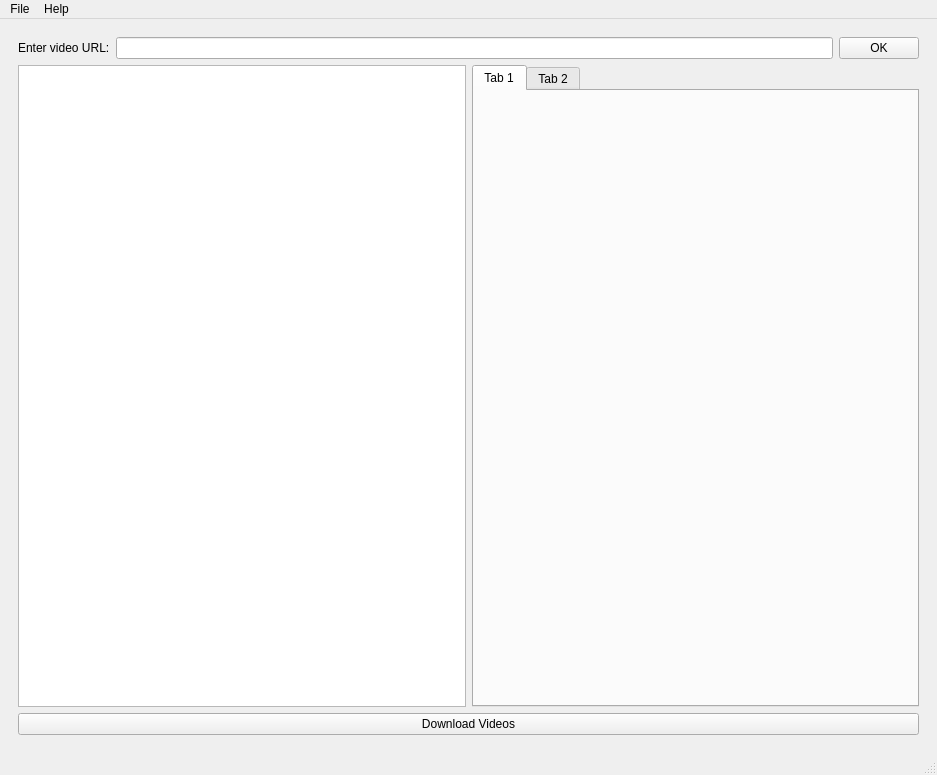
Before: the Qt Designer form UI_Files/main_window.ui in lzambella/Qyoutube-dl, drawn with Qt 5.
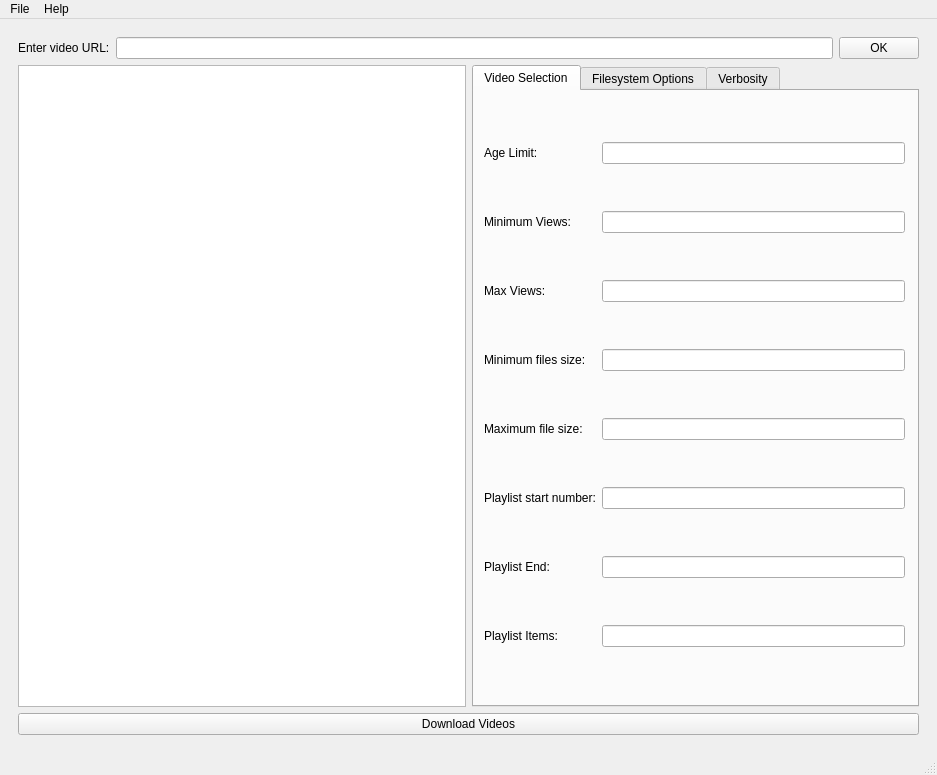
After: the same form once the commit is applied. The open tabs and pages were chosen to show the change.

Commit message: combine main_window and settings

```diff
--- a/UI_Files/main_window.ui
+++ b/UI_Files/main_window.ui
@@ -109,15 +109,115 @@
            </property>
            <widget class="QWidget" name="tab">
             <attribute name="title">
-             <string>Tab 1</string>
+             <string>Video Selection</string>
             </attribute>
+            <widget class="QWidget" name="gridLayoutWidget">
+             <property name="geometry">
+              <rect>
+               <x>10</x>
+               <y>10</y>
+               <width>421</width>
+               <height>591</height>
+              </rect>
+             </property>
+             <layout class="QGridLayout" name="gridLayout">
+              <item row="3" column="1">
+               <widget class="QLabel" name="label_5">
+                <property name="text">
+                 <string>Minimum files size:</string>
+                </property>
+               </widget>
+              </item>
+              <item row="0" column="3">
+               <widget class="QLineEdit" name="age_limit"/>
+              </item>
+              <item row="1" column="3">
+               <widget class="QLineEdit" name="min_views"/>
+              </item>
+              <item row="1" column="1">
+               <widget class="QLabel" name="label_3">
+                <property name="text">
+                 <string>Minimum Views:</string>
+                </property>
+               </widget>
+              </item>
+              <item row="0" column="1">
+               <widget class="QLabel" name="label_2">
+                <property name="text">
+                 <string>Age Limit:</string>
+                </property>
+               </widget>
+              </item>
+              <item row="2" column="1">
+               <widget class="QLabel" name="label_4">
+                <property name="text">
+                 <string>Max Views:</string>
+                </property>
+               </widget>
+              </item>
+              <item row="4" column="3">
+               <widget class="QLineEdit" name="max_file_size"/>
+              </item>
+              <item row="2" column="3">
+               <widget class="QLineEdit" name="max_views"/>
+              </item>
+              <item row="3" column="3">
+               <widget class="QLineEdit" name="mine_file_size"/>
+              </item>
+              <item row="4" column="1">
+               <widget class="QLabel" name="label_6">
+                <property name="text">
+                 <string>Maximum file size:</string>
+                </property>
+               </widget>
+              </item>
+              <item row="5" column="3">
+               <widget class="QLineEdit" name="playlist_start"/>
+              </item>
+              <item row="5" column="1">
+               <widget class="QLabel" name="label_7">
+                <property name="text">
+                 <string>Playlist start number:</string>
+                </property>
+               </widget>
+              </item>
+              <item row="6" column="1">
+               <widget class="QLabel" name="label_8">
+                <property name="text">
+                 <string>Playlist End:</string>
+                </property>
+               </widget>
+              </item>
+              <item row="6" column="3">
+               <widget class="QLineEdit" name="playlist_end"/>
+              </item>
+              <item row="7" column="1">
+               <widget class="QLabel" name="label_9">
+                <property name="statusTip">
+                 <string extracomment="Use this to only download certain playlist items, separate using a comma. This can also do ranges (eg. 1-10)"/>
+                </property>
+                <property name="text">
+                 <string>Playlist Items:</string>
+                </property>
+               </widget>
+              </item>
+              <item row="7" column="3">
+               <widget class="QLineEdit" name="playlist_list"/>
+              </item>
+             </layout>
+            </widget>
            </widget>
            <widget class="QWidget" name="tab_2">
             <attribute name="title">
-             <string>Tab 2</string>
+             <string>Filesystem Options</string>
             </attribute>
             <zorder></zorder>
            </widget>
+           <widget class="QWidget" name="verbosity">
+            <attribute name="title">
+             <string>Verbosity</string>
+            </attribute>
+           </widget>
           </widget>
          </item>
         </layout>
```
Left out of the diff: 8 changed lines with no effect on the pictures.
